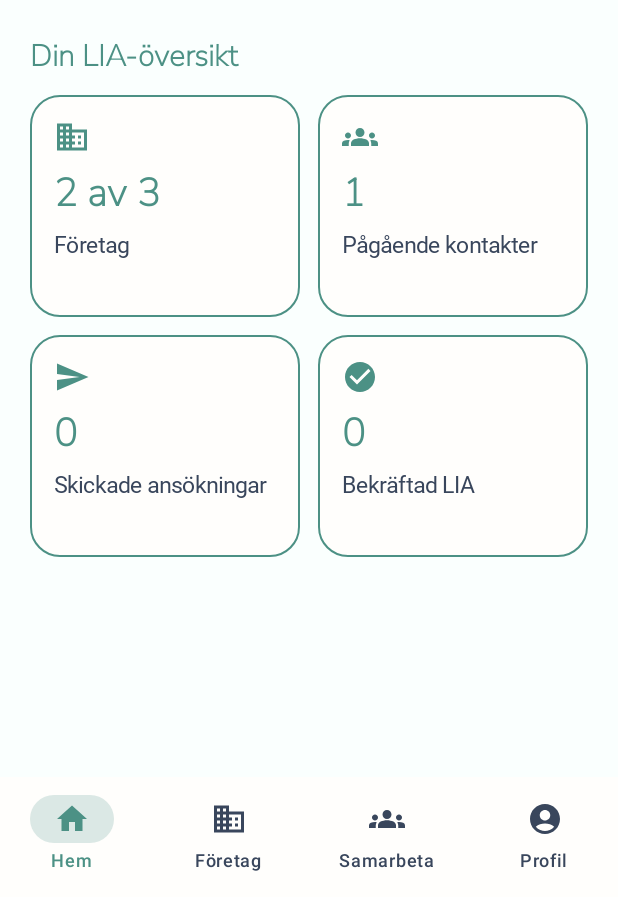
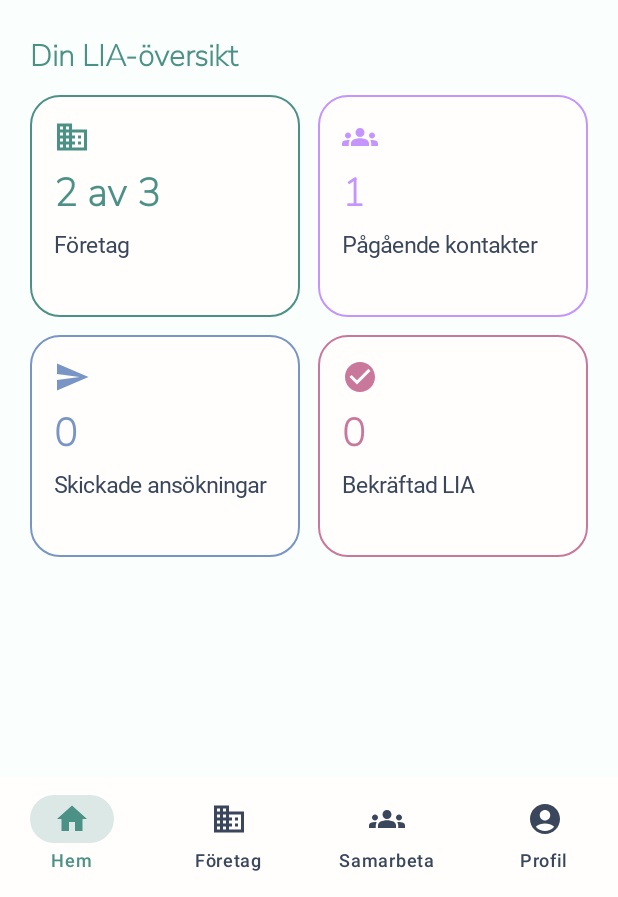
Before and after one commit to KatrinaWinter/LIA_Navigator, an Android app built with Jetpack Compose: the screen it shows after launch (MainActivity), on a phone screen of 412 x 824 dp, the part 339-1236 px from its top. Run offline under Robolectric (Android 15) with nearby library versions, the phone set to English and light mode, and no system bars; Roboto replaces fonts that are not available here.

Commit message:
style: apply status colors to dashboard cards

```diff
--- a/app/src/main/java/com/example/lianavigator/AppScreens.kt
+++ b/app/src/main/java/com/example/lianavigator/AppScreens.kt
@@ -121,7 +121,8 @@ fun HomeScreen(
                 totalCount = totalCount,
                 icon = Icons.Default.Business,
                 onClick = { onStatusSelected(CompanyStatus.SAVED) },
-                modifier = Modifier.weight(1f)
+                modifier = Modifier.weight(1f),
+                statusColor = companyStatusColor(CompanyStatus.SAVED).second,
             )
 
             StatCard(
@@ -129,7 +130,8 @@ fun HomeScreen(
                 count = ongoingCount,
                 icon = Icons.Default.Groups,
                 onClick = { onStatusSelected(CompanyStatus.CONTACT_ONGOING) },
-                modifier = Modifier.weight(1f)
+                modifier = Modifier.weight(1f),
+                statusColor = companyStatusColor(CompanyStatus.CONTACT_ONGOING).second
             )
         }
 
@@ -143,7 +145,8 @@ fun HomeScreen(
                 count = applicationCount,
                 icon = Icons.AutoMirrored.Filled.Send,
                 onClick = { onStatusSelected(CompanyStatus.APPLICATION_SENT)},
-                modifier = Modifier.weight(1f)
+                modifier = Modifier.weight(1f),
+                statusColor = companyStatusColor(CompanyStatus.APPLICATION_SENT).second
             )
 
             StatCard(
@@ -151,7 +154,8 @@ fun HomeScreen(
                 count = confirmedCount,
                 icon = Icons.Default.CheckCircle,
                 onClick = { onStatusSelected(CompanyStatus.LIA_CONFIRMED)},
-                modifier = Modifier.weight(1f)
+                modifier = Modifier.weight(1f),
+                statusColor = companyStatusColor(CompanyStatus.LIA_CONFIRMED).second
             )
         }
     }
@@ -194,6 +198,7 @@ fun StatCard(
     count: Int,
     totalCount: Int? = null,
     icon: ImageVector,
+    statusColor: Color = TurquoiseGreen,
     onClick: () -> Unit,
     modifier: Modifier = Modifier
 ) {
@@ -204,7 +209,7 @@ fun StatCard(
             .clickable { onClick() },
         border = BorderStroke(
             1.dp,
-            TurquoiseGreen,
+            statusColor
         ),
         colors = CardDefaults.cardColors(
             containerColor = MaterialTheme.colorScheme.surface
@@ -218,13 +223,13 @@ fun StatCard(
             Icon(
                 imageVector = icon,
                 contentDescription = null,
-                tint = MaterialTheme.colorScheme.primary
+                tint = statusColor
             )
 
             Text(
                 text = if (totalCount != null) "$count av $totalCount" else count.toString(),
                 style = MaterialTheme.typography.headlineMedium,
-                color = MaterialTheme.colorScheme.primary
+                color = statusColor
             )
 
             Text(
--- a/app/src/main/java/com/example/lianavigator/ui/theme/Color.kt
+++ b/app/src/main/java/com/example/lianavigator/ui/theme/Color.kt
@@ -18,5 +18,5 @@ val CardWhite = Color(0xFFFFFEFC)
 // Text colors
 val BlueGray = Color(0xFF39465C)
 
-val CelebrationRed = Color(0xFFC97978)
-val LightCelebrationRed = Color(0xFFFFF0EF)
+val CelebrationRed = Color(0xFFC9789B)
+val LightCelebrationRed = Color(0xFFFFEFEF)
```
